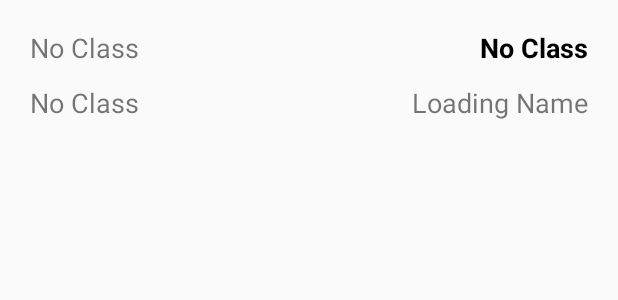
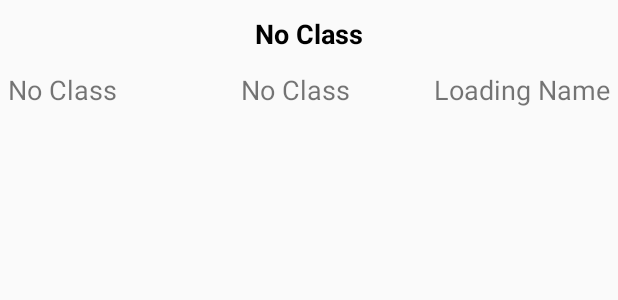
Before and after one commit to pradyotprksh/NewAttendanceAppStudent, an Android app: the layout home_today_classes.xml on its own in the app's theme, with its tools: preview values and no code run, on a phone screen of 412 x 824 dp. Shown: the top 300 px of the screen. Run offline under Robolectric (Android 15) with nearby library versions, the phone set to English and light mode, and no system bars.

Commit message:
Bug Fixes.

```diff
--- a/app/src/main/res/layout/fragment_home.xml
+++ b/app/src/main/res/layout/fragment_home.xml
@@ -19,7 +19,7 @@
             <android.support.v7.widget.RecyclerView
                 android:id="@+id/today_classlist"
                 android:layout_width="0dp"
-                android:layout_height="141dp"
+                android:layout_height="214dp"
                 android:layout_marginEnd="8dp"
                 android:layout_marginStart="8dp"
                 android:layout_marginTop="8dp"
@@ -33,7 +33,7 @@
             <TextView
                 android:id="@+id/noClassBanner"
                 android:layout_width="0dp"
-                android:layout_height="141dp"
+                android:layout_height="214dp"
                 android:layout_marginEnd="8dp"
                 android:layout_marginStart="8dp"
                 android:layout_marginTop="8dp"
--- a/app/src/main/res/layout/home_today_classes.xml
+++ b/app/src/main/res/layout/home_today_classes.xml
@@ -9,8 +9,9 @@
         android:layout_height="wrap_content"
         android:layout_alignParentStart="true"
         android:layout_alignParentTop="true"
-        android:layout_marginStart="20dp"
-        android:layout_marginTop="19dp"
+        android:layout_marginStart="155dp"
+        android:layout_marginTop="42dp"
+        android:padding="5dp"
         android:text="@string/no_class"
         android:textSize="18sp" />
 
@@ -18,10 +19,9 @@
         android:id="@+id/time_value"
         android:layout_width="wrap_content"
         android:layout_height="wrap_content"
-        android:layout_alignStart="@+id/subject_code"
-        android:layout_below="@+id/subject_code"
-        android:layout_marginBottom="10dp"
-        android:layout_marginTop="12dp"
+        android:layout_alignParentStart="true"
+        android:layout_alignTop="@+id/subject_code"
+        android:padding="5dp"
         android:text="@string/no_class"
         android:textSize="18sp" />
 
@@ -29,19 +29,21 @@
         android:id="@+id/subject_teacher"
         android:layout_width="156dp"
         android:layout_height="wrap_content"
-        android:layout_alignEnd="@+id/subject_value"
-        android:layout_alignTop="@+id/time_value"
+        android:layout_alignParentEnd="true"
+        android:layout_alignTop="@+id/subject_code"
         android:gravity="right"
+        android:padding="5dp"
         android:text="@string/loading_name_value"
         android:textSize="18sp" />
 
     <TextView
         android:id="@+id/subject_value"
-        android:layout_width="wrap_content"
+        android:layout_width="match_parent"
         android:layout_height="wrap_content"
         android:layout_alignParentEnd="true"
-        android:layout_alignTop="@+id/subject_code"
-        android:layout_marginEnd="20dp"
+        android:layout_alignParentTop="true"
+        android:gravity="center"
+        android:padding="10dp"
         android:text="@string/no_class"
         android:textColor="@android:color/black"
         android:textSize="18sp"
```
Also changed, not shown: app/src/main/java/com/application/pradyotprakash/newattendanceapp/HomeFragment.java (+8 -0 lines), app/src/main/res/layout/fragment_details.xml (+2 -8 lines).
